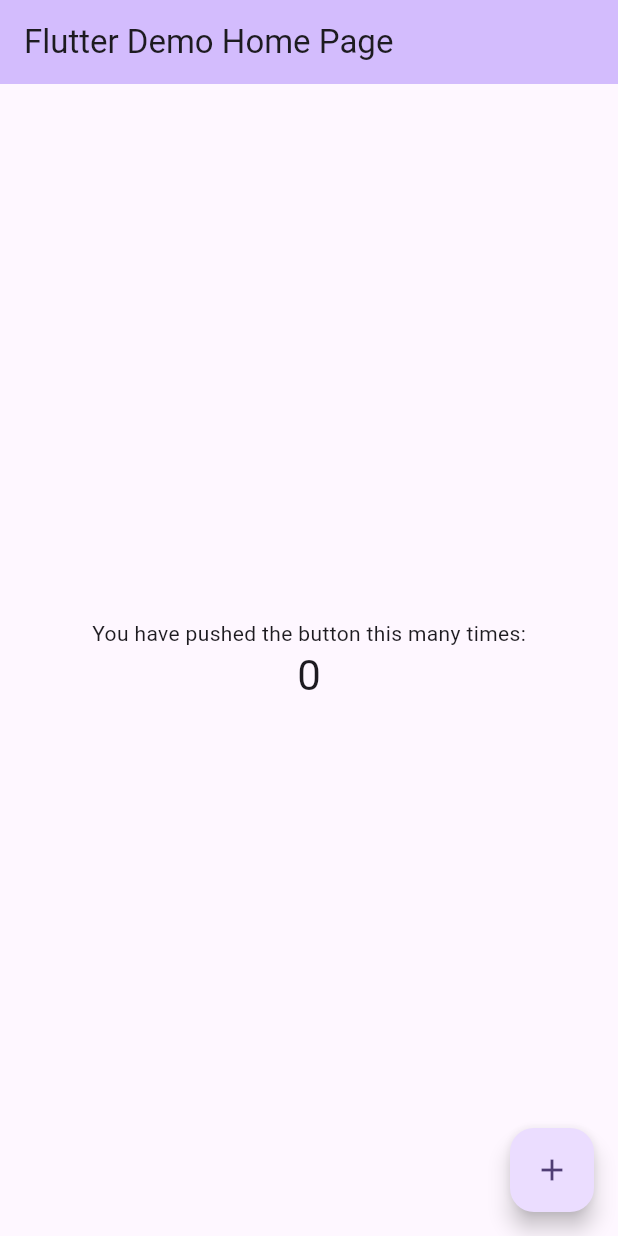
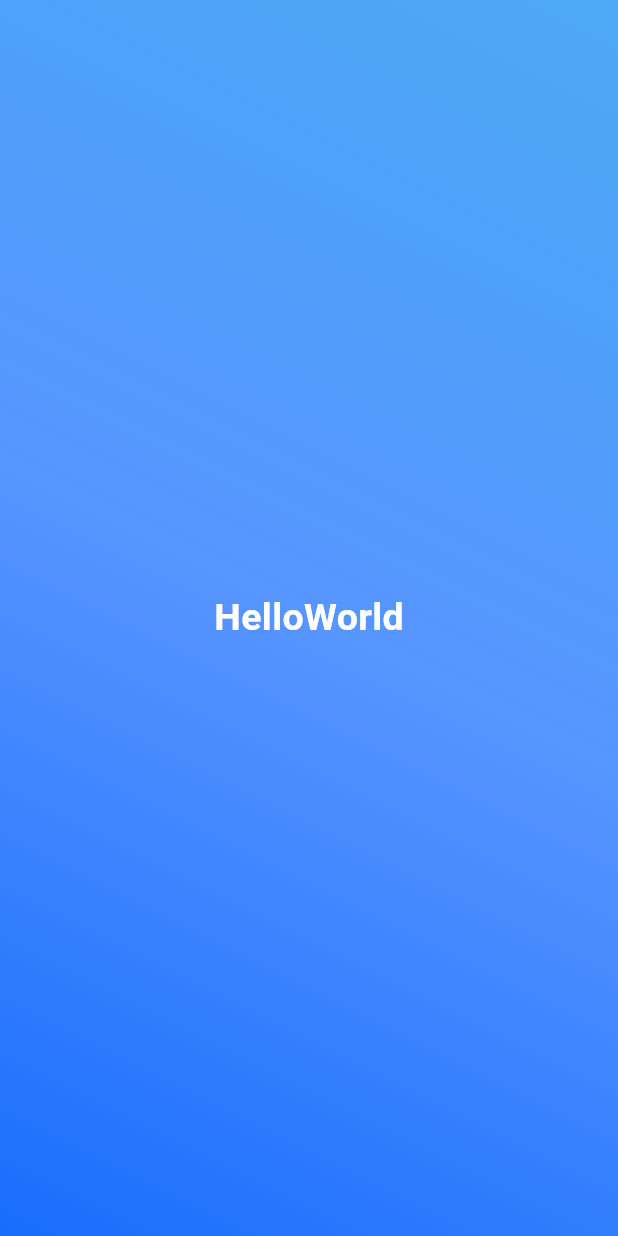
Before and after one commit to Bagasxyz93/Flutter_Project, a Flutter app: the screen it shows after launch, on a phone screen of 412 x 824 dp. Run offline on Flutter 3.47's test engine with Material 3 defaults, Android fonts, the phone set to English and light mode, and no system bars.

Commit message:
membuat background dan text helloworld

```diff
--- /dev/null
+++ b/lib/gradient_func.dart
@@ -0,0 +1,27 @@
+import 'package:flutter/material.dart';
+import 'package:pdamkotabaubau/style_text.dart';
+
+class GradientContainer extends StatelessWidget{
+ const GradientContainer({super.key});
+
+ @override
+  Widget build(BuildContext context) {
+    return Container(
+          decoration: const BoxDecoration(
+            gradient: LinearGradient(
+              colors: [
+                  Color.fromARGB(204, 33, 149, 243),
+                  Color.fromARGB(255, 87, 149, 255),
+                  Color.fromARGB(255, 25, 109, 252)
+              ],
+              begin: Alignment.topRight,
+              end: Alignment.bottomLeft
+
+            ),
+          ),
+          child: const Center(
+            child: textStyle('HelloWorld'),
+          )
+        );
+  }
+}
--- a/lib/main.dart
+++ b/lib/main.dart
@@ -1,122 +1,13 @@
 import 'package:flutter/material.dart';
 
-void main() {
-  runApp(const MyApp());
+import 'package:pdamkotabaubau/gradient_func.dart';
+
+void main(){
+  runApp(
+    const   MaterialApp(
+      home: Scaffold(
+        body: GradientContainer(),
+      ),
+    ),
+  );
 }
-
-class MyApp extends StatelessWidget {
-  const MyApp({super.key});
-
-  // This widget is the root of your application.
-  @override
-  Widget build(BuildContext context) {
-    return MaterialApp(
-      title: 'Flutter Demo',
-      theme: ThemeData(
-        // This is the theme of your application.
-        //
-        // TRY THIS: Try running your application with "flutter run". You'll see
-        // the application has a purple toolbar. Then, without quitting the app,
-        // try changing the seedColor in the colorScheme below to Colors.green
-        // and then invoke "hot reload" (save your changes or press the "hot
-        // reload" button in a Flutter-supported IDE, or press "r" if you used
-        // the command line to start the app).
-        //
-        // Notice that the counter didn't reset back to zero; the application
-        // state is not lost during the reload. To reset the state, use hot
-        // restart instead.
-        //
-        // This works for code too, not just values: Most code changes can be
-        // tested with just a hot reload.
-        colorScheme: ColorScheme.fromSeed(seedColor: Colors.deepPurple),
-      ),
-      home: const MyHomePage(title: 'Flutter Demo Home Page'),
-    );
-  }
-}
-
-class MyHomePage extends StatefulWidget {
-  const MyHomePage({super.key, required this.title});
-
-  // This widget is the home page of your application. It is stateful, meaning
-  // that it has a State object (defined below) that contains fields that affect
-  // how it looks.
-
-  // This class is the configuration for the state. It holds the values (in this
-  // case the title) provided by the parent (in this case the App widget) and
-  // used by the build method of the State. Fields in a Widget subclass are
-  // always marked "final".
-
-  final String title;
-
-  @override
-  State<MyHomePage> createState() => _MyHomePageState();
-}
-
-class _MyHomePageState extends State<MyHomePage> {
-  int _counter = 0;
-
-  void _incrementCounter() {
-    setState(() {
-      // This call to setState tells the Flutter framework that something has
-      // changed in this State, which causes it to rerun the build method below
-      // so that the display can reflect the updated values. If we changed
-      // _counter without calling setState(), then the build method would not be
-      // called again, and so nothing would appear to happen.
-      _counter++;
-    });
-  }
-
-  @override
-  Widget build(BuildContext context) {
-    // This method is rerun every time setState is called, for instance as done
-    // by the _incrementCounter method above.
-    //
-    // The Flutter framework has been optimized to make rerunning build methods
-    // fast, so that you can just rebuild anything that needs updating rather
-    // than having to individually change instances of widgets.
-    return Scaffold(
-      appBar: AppBar(
-        // TRY THIS: Try changing the color here to a specific color (to
-        // Colors.amber, perhaps?) and trigger a hot reload to see the AppBar
-        // change color while the other colors stay the same.
-        backgroundColor: Theme.of(context).colorScheme.inversePrimary,
-        // Here we take the value from the MyHomePage object that was created by
-        // the App.build method, and use it to set our appbar title.
-        title: Text(widget.title),
-      ),
-      body: Center(
-        // Center is a layout widget. It takes a single child and positions it
-        // in the middle of the parent.
-        child: Column(
-          // Column is also a layout widget. It takes a list of children and
-          // arranges them vertically. By default, it sizes itself to fit its
-          // children horizontally, and tries to be as tall as its parent.
-          //
-          // Column has various properties to control how it sizes itself and
-          // how it positions its children. Here we use mainAxisAlignment to
-          // center the children vertically; the main axis here is the vertical
-          // axis because Columns are vertical (the cross axis would be
-          // horizontal).
-          //
-          // TRY THIS: Invoke "debug painting" (choose the "Toggle Debug Paint"
-          // action in the IDE, or press "p" in the console), to see the
-          // wireframe for each widget.
-          mainAxisAlignment: MainAxisAlignment.center,
-          children: <Widget>[
-            const Text('You have pushed the button this many times:'),
-            Text(
-              '$_counter',
-              style: Theme.of(context).textTheme.headlineMedium,
-            ),
-          ],
-        ),
-      ),
-      floatingActionButton: FloatingActionButton(
-        onPressed: _incrementCounter,
-        tooltip: 'Increment',
-        child: const Icon(Icons.add),
-      ), // This trailing comma makes auto-formatting nicer for build methods.
-    );
-  }
-}
--- /dev/null
+++ b/lib/style_text.dart
@@ -0,0 +1,21 @@
+import 'package:flutter/material.dart';
+
+class textStyle extends StatelessWidget{
+  const textStyle(this.text ,{super.key});
+
+  final String text;
+
+  @override
+  Widget build(BuildContext context) {
+    return Center(
+            child: Text(
+               text,
+              style:const TextStyle(
+                fontSize: 25,
+                fontWeight: FontWeight.bold,
+                color: Colors.white
+              ),
+            ),
+          );
+  }
+}
```
